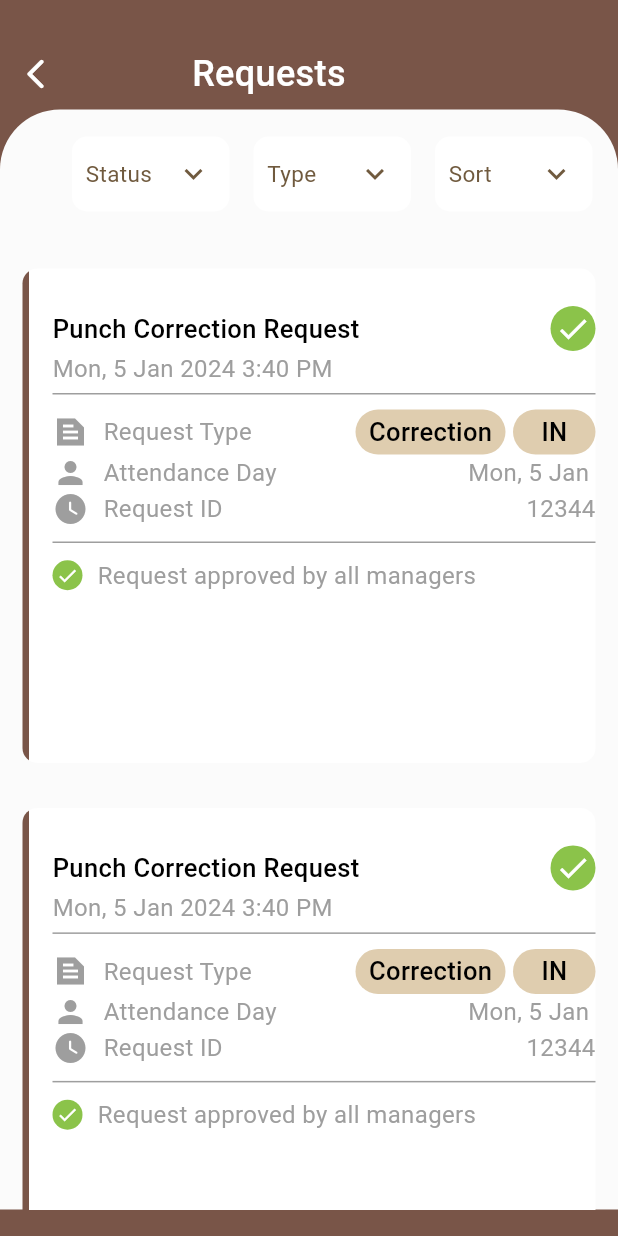
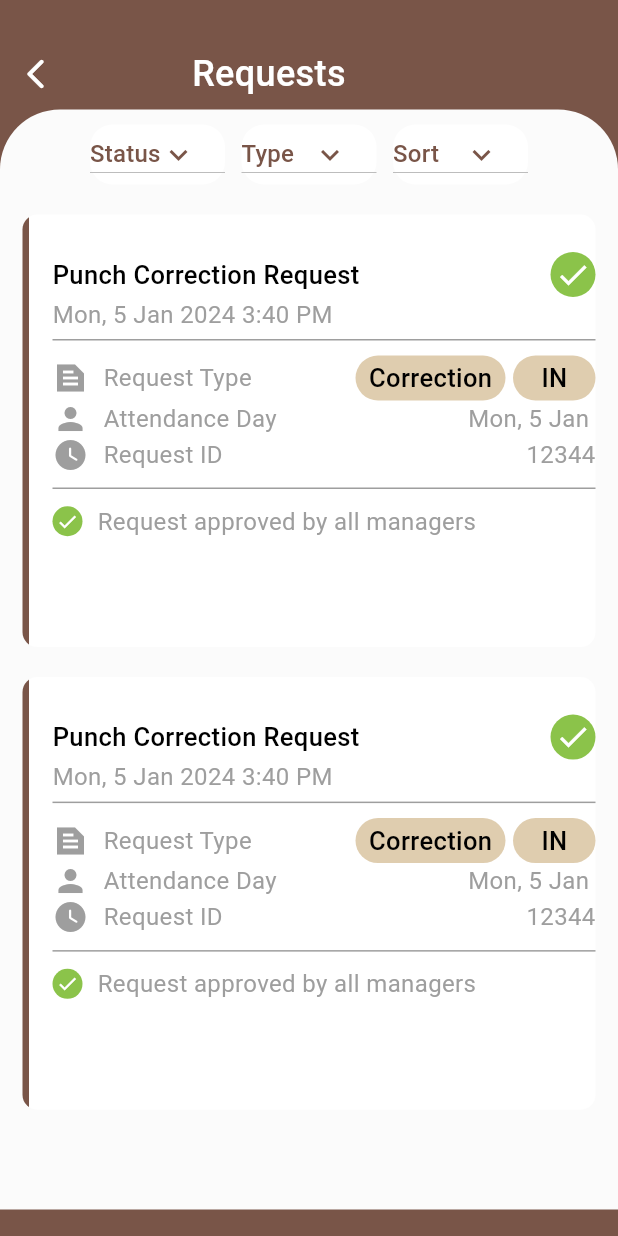
Before and after one commit to mahmoudrabie97/self_service_app, a Flutter app: the RequestPage screen opened directly, on a phone screen of 412 x 824 dp. Run offline on Flutter 3.47's test engine with Material 3 defaults, Android fonts, the phone set to English and light mode, and no system bars; our stand-ins replace flutter_bloc, shared_preferences; missing offline and left inert: flutter_advanced_calendar; accounts and stored records are empty.

Commit message:
add drop down button

```diff
--- /dev/null
+++ b/lib/pages/request_page/widgets/custom_drop_down_button.dart
@@ -0,0 +1,62 @@
+import 'package:flutter/material.dart';
+
+class CustomDropDownButton extends StatefulWidget {
+  CustomDropDownButton({Key? key, required this.dropDownValue})
+      : super(key: key);
+  String dropDownValue;
+
+  @override
+  State<CustomDropDownButton> createState() => _CustomDropDownButtonState();
+}
+
+class _CustomDropDownButtonState extends State<CustomDropDownButton> {
+  @override
+  Widget build(BuildContext context) {
+    return Container(
+      height: 40,
+      width: 90,
+      decoration: BoxDecoration(
+        color: Colors.white,
+        borderRadius: BorderRadius.circular(15),
+      ),
+      child: DropdownButton<String>(
+        value: widget.dropDownValue,
+        icon: const Icon(
+          Icons.keyboard_arrow_down,
+          //size: 25,
+          color: Colors.brown,
+        ),
+        onChanged: (String? newValue) {
+          setState(() {
+            widget.dropDownValue = newValue!;
+          });
+        },
+        items: const [
+          DropdownMenuItem(
+            child: Text(
+              'Status',
+              style: TextStyle(
+                color: Colors.brown,
+              ),
+            ),
+            value: 'Status',
+          ),
+          DropdownMenuItem(
+            child: Text('Type',
+              style: TextStyle(
+                color: Colors.brown,
+              ),),
+            value: 'Type',
+          ),
+          DropdownMenuItem(
+            child: Text('Sort',
+              style: TextStyle(
+                color: Colors.brown,
+              ),),
+            value: 'Sort',
+          ),
+        ],
+      ),
+    );
+  }
+}
--- a/lib/pages/request_page/widgets/custom_requests_row.dart
+++ b/lib/pages/request_page/widgets/custom_requests_row.dart
@@ -1,7 +1,7 @@
 import 'package:flutter/material.dart';
 
-import 'custom_ietm_row_container.dart';
-import 'custom_requests_main_container.dart';
+import 'custom_drop_down_button.dart';
+
 
 
 
@@ -11,19 +11,14 @@ class CustomRequestsRow extends StatelessWidget {
 
   @override
   Widget build(BuildContext context) {
-    return const Padding(
-      padding: EdgeInsets.only(left: 40.0,top: 10),
+    return  Padding(
+      padding: const EdgeInsets.only(left: 60.0,top: 10,right: 60.0),
       child: Row(
+        mainAxisAlignment: MainAxisAlignment.spaceBetween,
         children: [
-          CustomIetmRowContainer(
-            text: 'Status',
-          ),
-          CustomIetmRowContainer(
-            text: 'Type',
-          ),
-          CustomIetmRowContainer(
-            text: 'Sort',
-          ),
+          CustomDropDownButton(dropDownValue: 'Status',),
+          CustomDropDownButton(dropDownValue: 'Type',),
+          CustomDropDownButton(dropDownValue: 'Sort',),
         ],
       ),
     );
--- a/lib/pages/request_page/widgets/custom_requests_sub_container.dart
+++ b/lib/pages/request_page/widgets/custom_requests_sub_container.dart
@@ -11,9 +11,9 @@ class CustomRequestsSubContainer extends StatelessWidget {
   @override
   Widget build(BuildContext context) {
     return Padding(
-      padding: const EdgeInsets.only(top: 30.0, right: 15, left: 15),
+      padding: const EdgeInsets.only(top: 20.0, right: 15, left: 15),
       child: Container(
-        height: MediaQuery.sizeOf(context).height * .4,
+        height: MediaQuery.sizeOf(context).height * .35,
         width: double.infinity,
         decoration: BoxDecoration(
           gradient: const LinearGradient(
```
